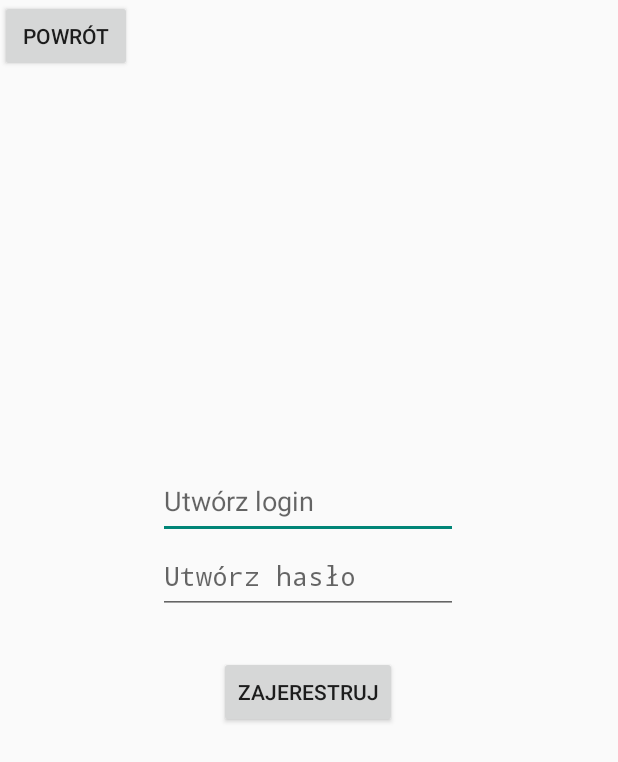
After one commit to BambikJD/AplikacjaGit, an Android app built with Jetpack Compose: the RejestracjaActivity screen opened directly, with no data from a screen before it, on a phone screen of 412 x 824 dp. The commit adds this screen. Shown: the top 762 px of the screen. Run offline under Robolectric (Android 15) with nearby library versions, the phone set to English and light mode, and no system bars; our stand-ins replace Firebase (no records; nobody signed in at launch, a user with empty details on screens opened directly).

Commit message:
update, baza danych i rejestracja

```diff
--- a/app/build.gradle.kts
+++ b/app/build.gradle.kts
@@ -2,6 +2,7 @@ plugins {
     alias(libs.plugins.android.application)
     alias(libs.plugins.kotlin.android)
     alias(libs.plugins.kotlin.compose)
+    alias(libs.plugins.google.gms.google.services)
 }
 
 android {
@@ -51,7 +52,9 @@ dependencies {
     implementation(libs.androidx.compose.ui.tooling.preview)
     implementation(libs.androidx.compose.material3)
     implementation(libs.androidx.constraintlayout)
+    implementation("org.jetbrains.kotlinx:kotlinx-coroutines-core:1.6.4")
     implementation(libs.androidx.appcompat)
+    implementation(libs.firebase.firestore)
     testImplementation(libs.junit)
     androidTestImplementation(libs.androidx.junit)
     androidTestImplementation(libs.androidx.espresso.core)
--- a/app/src/main/AndroidManifest.xml
+++ b/app/src/main/AndroidManifest.xml
@@ -28,6 +28,7 @@
         <activity android:name=".LodowkaActivity" />
         <activity android:name=".TreningActivity" />
         <activity android:name=".DietaActivity" />
+        <activity android:name=".RejestracjaActivity" />
     </application>
 
 </manifest>
--- a/app/src/main/java/com/example/aplikacjagit/LoginActivity.kt
+++ b/app/src/main/java/com/example/aplikacjagit/LoginActivity.kt
@@ -8,13 +8,13 @@ import android.widget.EditText
 import android.widget.TextView
 import android.widget.Toast
 import androidx.activity.ComponentActivity
-import androidx.appcompat.app.AppCompatActivity
 
 class LoginActivity : ComponentActivity() {
     private lateinit var ZalogujButton: Button
     private lateinit var EnterPassword: EditText
     private lateinit var EnterLogin: EditText
     private lateinit var LoginMessage: TextView
+    private lateinit var RejestracjaButton: Button
 
     override fun onCreate(savedInstanceState: Bundle?) {
         super.onCreate(savedInstanceState)
@@ -24,6 +24,7 @@ class LoginActivity : ComponentActivity() {
         EnterLogin = findViewById(R.id.EnterLogin)
         EnterPassword = findViewById(R.id.EnterPassword)
         LoginMessage = findViewById(R.id.LoginMessage)
+        RejestracjaButton = findViewById(R.id.RejestracjaButton)
 
         ZalogujButton.setOnClickListener {
             if(EnterLogin.text.toString() == "admin" && EnterPassword.text.toString() == "admin") {
@@ -36,6 +37,11 @@ class LoginActivity : ComponentActivity() {
             }
         }
 
+        RejestracjaButton.setOnClickListener {
+            val intent = Intent(this@LoginActivity, RejestracjaActivity::class.java)
+            startActivity(intent)
+        }
+
     }
 
 }
--- /dev/null
+++ b/app/src/main/java/com/example/aplikacjagit/RejestracjaActivity.kt
@@ -0,0 +1,58 @@
+package com.example.aplikacjagit
+
+import android.content.Intent
+import android.os.Bundle
+import android.widget.Button
+import android.widget.EditText
+import android.widget.Toast
+import androidx.activity.ComponentActivity
+import com.google.firebase.firestore.FirebaseFirestore
+
+class RejestracjaActivity : ComponentActivity() {
+
+    private val db: FirebaseFirestore = FirebaseFirestore.getInstance()
+
+    private lateinit var PowrotButton: Button
+    private lateinit var ZarejestrujButton: Button
+    private lateinit var WprowadzLogin: EditText
+    private lateinit var WprowadzHaslo: EditText
+
+    private val KEY_LOGIN = "login"
+    private val KEY_HASLO = "password"
+
+    override fun onCreate(savedInstanceState: Bundle?) {
+        super.onCreate(savedInstanceState)
+        setContentView(R.layout.rejestracja)
+
+        PowrotButton =  findViewById(R.id.PowrotButton)
+        ZarejestrujButton =  findViewById(R.id.ZarejestrujButton)
+        WprowadzLogin =  findViewById(R.id.EnterLogin)
+        WprowadzHaslo =  findViewById(R.id.WprowadzHaslo)
+
+        PowrotButton.setOnClickListener {
+            val intent = Intent(this@RejestracjaActivity, LoginActivity::class.java)
+            startActivity(intent)
+            // Toast.makeText(this@HomeActivity, "nacisnieto", Toast.LENGTH_SHORT).show()
+        }
+
+        ZarejestrujButton.setOnClickListener {
+            zarejestruj()
+        }
+
+    }
+    private fun zarejestruj(){
+        val login = WprowadzLogin.text.toString()
+        val haslo = WprowadzHaslo.text.toString()
+
+        val note = mutableMapOf<String, Any>()
+        note.put(KEY_LOGIN, login)
+        note.put(KEY_HASLO, haslo)
+
+        db.collection("Loginy").document("Dane logowania ${login}").set(note)
+            .addOnSuccessListener {
+                Toast.makeText(this@RejestracjaActivity, "dziala", Toast.LENGTH_SHORT).show()
+            }.addOnFailureListener {
+                Toast.makeText(this@RejestracjaActivity, "nie dziala", Toast.LENGTH_SHORT).show()
+            }
+    }
+}
--- /dev/null
+++ b/app/src/main/res/layout/rejestracja.xml
@@ -0,0 +1,54 @@
+<?xml version="1.0" encoding="utf-8"?>
+<androidx.constraintlayout.widget.ConstraintLayout xmlns:android="http://schemas.android.com/apk/res/android"
+    xmlns:app="http://schemas.android.com/apk/res-auto"
+    xmlns:tools="http://schemas.android.com/tools"
+    android:layout_width="match_parent"
+    android:layout_height="match_parent">
+
+    <Button
+        android:id="@+id/PowrotButton"
+        android:layout_width="wrap_content"
+        android:layout_height="wrap_content"
+        android:text="Powrót"
+        app:layout_constraintStart_toStartOf="parent"
+        app:layout_constraintTop_toTopOf="parent" />
+
+    <EditText
+        android:id="@+id/EnterLogin"
+        android:layout_width="200dp"
+        android:layout_height="50dp"
+        android:ems="10"
+        android:hint="Utwórz login"
+        android:inputType="text"
+        app:layout_constraintBottom_toBottomOf="parent"
+        app:layout_constraintEnd_toEndOf="parent"
+        app:layout_constraintHorizontal_bias="0.497"
+        app:layout_constraintStart_toStartOf="parent"
+        app:layout_constraintTop_toTopOf="parent"
+        app:layout_constraintVertical_bias="0.4" />
+
+    <EditText
+        android:id="@+id/WprowadzHaslo"
+        android:layout_width="200dp"
+        android:layout_height="50dp"
+        android:ems="10"
+        android:hint="Utwórz hasło"
+        android:inputType="text"
+        android:password="true"
+        app:layout_constraintEnd_toEndOf="parent"
+        app:layout_constraintHorizontal_bias="0.497"
+        app:layout_constraintStart_toStartOf="parent"
+        app:layout_constraintTop_toBottomOf="@+id/EnterLogin" />
+
+    <Button
+        android:id="@+id/ZarejestrujButton"
+        android:layout_width="wrap_content"
+        android:layout_height="wrap_content"
+        android:text="Zajerestruj"
+        app:layout_constraintBottom_toBottomOf="parent"
+        app:layout_constraintEnd_toEndOf="parent"
+        app:layout_constraintHorizontal_bias="0.498"
+        app:layout_constraintStart_toStartOf="parent"
+        app:layout_constraintTop_toBottomOf="@+id/WprowadzHaslo"
+        app:layout_constraintVertical_bias="0.077" />
+</androidx.constraintlayout.widget.ConstraintLayout>
--- a/build.gradle.kts
+++ b/build.gradle.kts
@@ -3,4 +3,5 @@ plugins {
     alias(libs.plugins.android.application) apply false
     alias(libs.plugins.kotlin.android) apply false
     alias(libs.plugins.kotlin.compose) apply false
+    alias(libs.plugins.google.gms.google.services) apply false
 }
--- a/gradle/libs.versions.toml
+++ b/gradle/libs.versions.toml
@@ -10,6 +10,8 @@ activityCompose = "1.8.0"
 composeBom = "2024.09.00"
 constraintlayout = "2.2.1"
 appcompat = "1.7.1"
+googleGmsGoogleServices = "4.4.4"
+firebaseFirestore = "26.0.2"
 
 [libraries]
 androidx-core-ktx = { group = "androidx.core", name = "core-ktx", version.ref = "coreKtx" }
@@ -28,8 +30,10 @@ androidx-compose-ui-test-junit4 = { group = "androidx.compose.ui", name = "ui-te
 androidx-compose-material3 = { group = "androidx.compose.material3", name = "material3" }
 androidx-constraintlayout = { group = "androidx.constraintlayout", name = "constraintlayout", version.ref = "constraintlayout" }
 androidx-appcompat = { group = "androidx.appcompat", name = "appcompat", version.ref = "appcompat" }
+firebase-firestore = { group = "com.google.firebase", name = "firebase-firestore", version.ref = "firebaseFirestore" }
 
 [plugins]
 android-application = { id = "com.android.application", version.ref = "agp" }
 kotlin-android = { id = "org.jetbrains.kotlin.android", version.ref = "kotlin" }
 kotlin-compose = { id = "org.jetbrains.kotlin.plugin.compose", version.ref = "kotlin" }
+google-gms-google-services = { id = "com.google.gms.google-services", version.ref = "googleGmsGoogleServices" }
```
Also changed, not shown: 1 other file.
